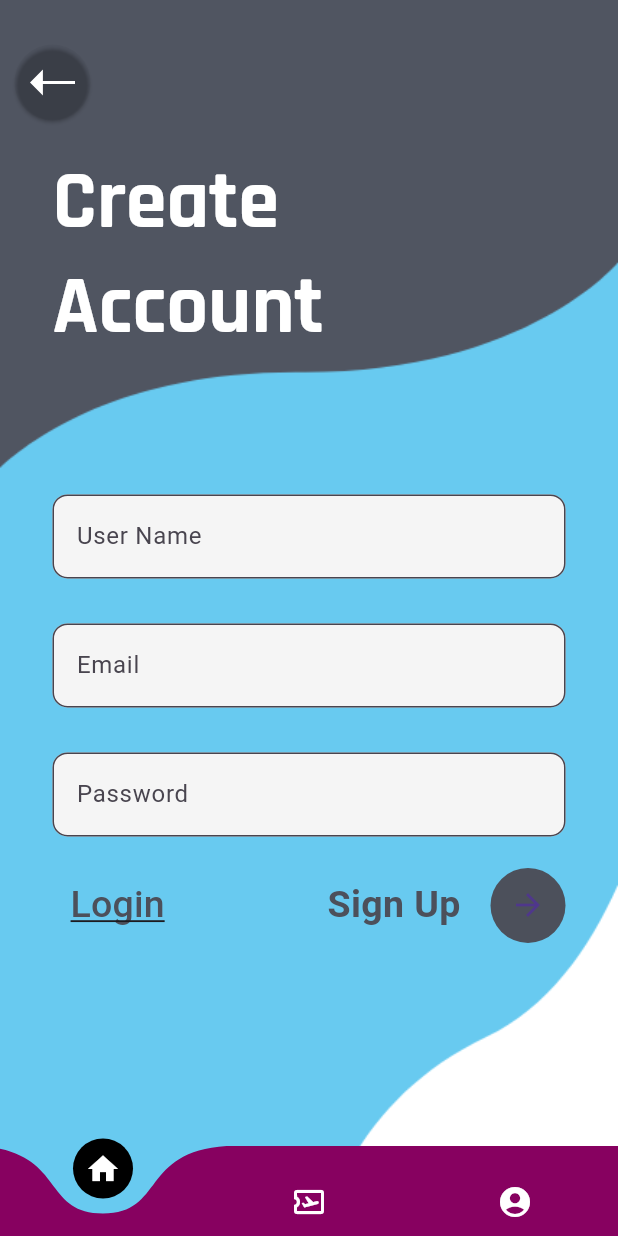
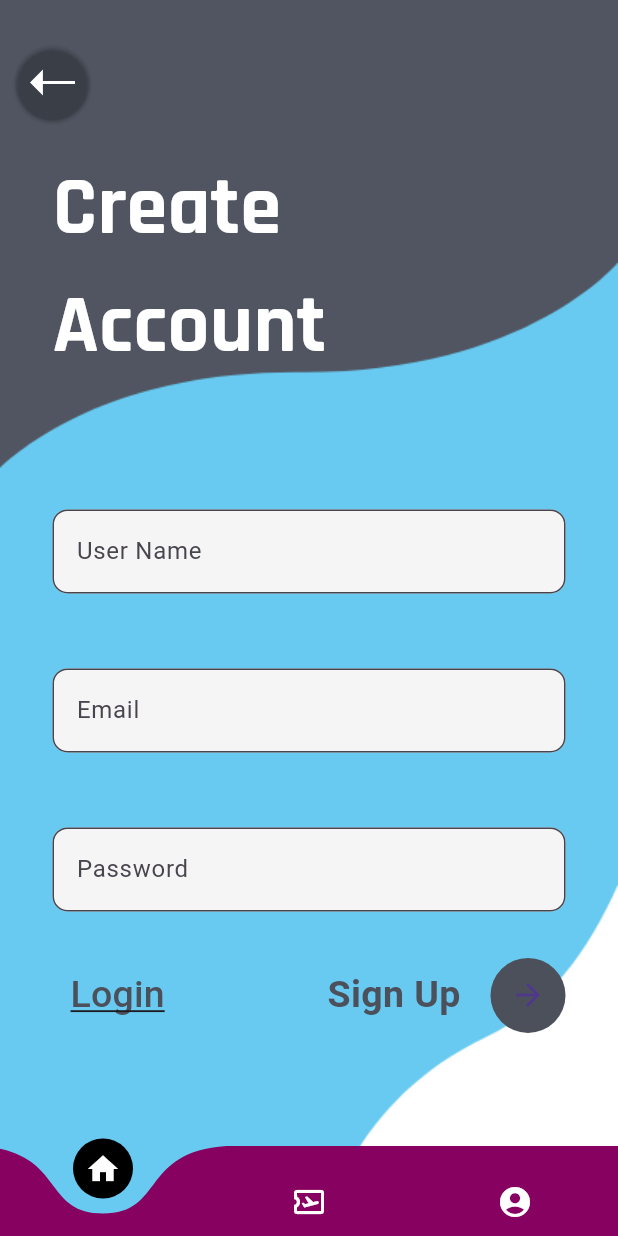
Before and after one commit to raina-pulkit/namma_metro, a Flutter app: the CustomBottomNavigationBar screen opened directly with empty values, on a phone screen of 412 x 824 dp. Run offline on Flutter 3.47's test engine with Material 3 defaults, Android fonts, the phone set to English and light mode, and no system bars; drawn by our look-alikes of curved_navigation_bar; our stand-ins replace firebase_auth, firebase_core, flutter_svg, google_fonts, google_sign_in; accounts and stored records are empty.

```diff
--- a/lib/AuthPages/firebase.dart
+++ b/lib/AuthPages/firebase.dart
@@ -1,6 +1,5 @@
 import 'package:flutter/material.dart';
 import 'package:firebase_core/firebase_core.dart';
-import 'package:namma_metro/AuthPages/login.dart';
 import '../firebase_options.dart';
 
 void main() async{
--- a/lib/AuthPages/login_signup.dart
+++ b/lib/AuthPages/login_signup.dart
@@ -2,6 +2,8 @@ import 'package:flutter/material.dart';
 import 'package:namma_metro/plain_login_borders.dart';
 import 'package:namma_metro/AuthPages/login.dart';
 import 'package:namma_metro/AuthPages/register.dart';
+
+void main() => runApp(const LoginSignup());
 
 class LoginSignup extends StatelessWidget{
   const LoginSignup({super.key});
--- a/lib/AuthPages/register.dart
+++ b/lib/AuthPages/register.dart
@@ -1,14 +1,9 @@
-import 'dart:developer';
-
 import 'package:firebase_auth/firebase_auth.dart';
-import 'package:firebase_core/firebase_core.dart';
 import 'package:flutter/material.dart';
 import 'package:flutter_svg/svg.dart';
 import 'package:google_fonts/google_fonts.dart';
-import 'package:email_validator/email_validator.dart';
 import 'package:namma_metro/AuthPages/login.dart';
 
-import '../firebase_options.dart';
 
 void main() => runApp(const RegisterPage());
 
@@ -24,15 +19,15 @@ class _RegisterPageState extends State<RegisterPage> {
   TextEditingController emailCtrl = TextEditingController();
   TextEditingController passwordCtrl = TextEditingController();
 
-  void createUser() async{
+  final GlobalKey<ScaffoldState> _scaffoldKey = GlobalKey<ScaffoldState>();
+
+  void createUser(BuildContext context) async{
     String userName = userNameCtrl.text;
     String email = emailCtrl.text.trim();
     String password = passwordCtrl.text.trim();
 
-    assert(EmailValidator.validate(email));
-
     if((password == "") || (email == "") || (userName == "")){
-      log("Please fill all details");
+      _showSnackBar(context, "Please fill all details");
     }
     else{
       try{
@@ -42,16 +37,33 @@ class _RegisterPageState extends State<RegisterPage> {
         }
       }
       on FirebaseAuthException catch(exception){
-        log(exception.code.toString());
+        _showSnackBar(context, exception.message ?? "An error occurred");
       }
     }
+  }
+
+  void _showSnackBar(BuildContext context, String message) {
+    ScaffoldMessenger.of(context).showSnackBar(
+      SnackBar(
+        content: Text(
+          message,
+          style: const TextStyle(
+            fontSize: 16,
+          ),
+        ),
+        backgroundColor: Colors.red,
+        duration: const Duration(seconds: 3),
+      ),
+    );
   }
 
   @override
   Widget build(BuildContext context) {
     return MaterialApp(
       debugShowCheckedModeBanner: false,
-      home: Stack(
+      home: Scaffold(
+        key: _scaffoldKey,
+        body: Stack(
           children: [
             Container(
               decoration: const BoxDecoration(
@@ -80,48 +92,59 @@ class _RegisterPageState extends State<RegisterPage> {
                 height: 500,
                 margin: EdgeInsets.only(top: MediaQuery.of(context).size.height*0.3),
                 padding: EdgeInsets.only(top: MediaQuery.of(context).size.height*0.1, right: 35, left: 35),
-              child: Material(
+                child: Builder(
+                  builder: (context) {
+                    return Material(
                       color: Colors.transparent,
                       child: Column(
                         children: [
-                    TextField(
+                          Container(
+                            margin: const EdgeInsets.symmetric(vertical: 10),
+                            child: TextField(
                               controller: userNameCtrl,
                               decoration: InputDecoration(
+                                labelText: "User Name",
                                 fillColor: Colors.grey.shade100,
                                 filled: true,
-                        hintText: "User Name",
                                 border: OutlineInputBorder(
                                   borderRadius: BorderRadius.circular(10),
+                                ),
                               ),
                             ),
                           ),
                           const SizedBox(
                             height: 30,
                           ),
-                    TextField(
+                          Container(
+                            margin: const EdgeInsets.symmetric(vertical: 10),
+                            child: TextField(
                               controller: emailCtrl,
                               decoration: InputDecoration(
+                                  labelText: "Email",
                                   fillColor: Colors.grey.shade100,
                                   filled: true,
-                          hintText: "Email",
                                   border: OutlineInputBorder(
                                     borderRadius: BorderRadius.circular(10),
                                   )
                               ),
                             ),
+                          ),
                           const SizedBox(
                             height: 30,
                           ),
-                    TextField(
+                          Container(
+                            margin: const EdgeInsets.symmetric(vertical: 10),
+                            child: TextField(
                               controller: passwordCtrl,
                               obscureText: true,
                               decoration: InputDecoration(
+                                  labelText: "Password",
                                   fillColor: Colors.grey.shade100,
                                   filled: true,
-                          hintText: "Password",
                                   border: OutlineInputBorder(
                                     borderRadius: BorderRadius.circular(10),
                                   )
+                              ),
                             ),
                           ),
                           const SizedBox(
@@ -162,7 +185,7 @@ class _RegisterPageState extends State<RegisterPage> {
                                       radius: 25,
                                       backgroundColor: const Color(0xff4c505b),
                                       child: IconButton(
-                                  onPressed: createUser,
+                                        onPressed: () => {createUser(context)},
                                         icon: const Icon(Icons.arrow_forward)
                                       ),
                                     )
@@ -175,6 +198,8 @@ class _RegisterPageState extends State<RegisterPage> {
                           ),
                         ],
                       ),
+                    );
+                  }
                 ),
               ),
             ),
@@ -206,6 +231,7 @@ class _RegisterPageState extends State<RegisterPage> {
             ),
           ],
         ),
+      ),
     );
   }
 }
--- a/lib/bottom_nav_bar.dart
+++ b/lib/bottom_nav_bar.dart
@@ -1,9 +1,7 @@
 import 'package:flutter/material.dart';
 import 'package:curved_navigation_bar/curved_navigation_bar.dart';
-import 'package:namma_metro/AuthPages/login.dart';
 import 'package:namma_metro/AuthPages/register.dart';
 import 'package:namma_metro/sample.dart';
-import 'package:namma_metro/template_page.dart';
 
 LinearGradient lgBtm() {
   return const LinearGradient(
--- a/lib/main.dart
+++ b/lib/main.dart
@@ -1,9 +1,8 @@
+import 'package:firebase_auth/firebase_auth.dart';
 import 'package:firebase_core/firebase_core.dart';
 import 'package:flutter/material.dart';
 import 'package:google_fonts/google_fonts.dart';
 import 'package:namma_metro/loading_page.dart';
-import 'package:namma_metro/AuthPages/login_signup.dart';
-import 'package:namma_metro/template_page.dart';
 
 import 'firebase_options.dart';
 
@@ -12,6 +11,9 @@ void main() async{
   await Firebase.initializeApp(
     options: DefaultFirebaseOptions.currentPlatform,
   );
+
+  FirebaseAuth.instance.signOut();
+
   runApp(const MyApp());
 }
 
--- a/lib/template_page.dart
+++ b/lib/template_page.dart
@@ -28,7 +28,6 @@ class Template extends StatelessWidget {
       title: 'Metro Ticket Booking',
       theme: ThemeData(
         backgroundColor: Colors.transparent,
-
       ),
       home: const MyHomePage(),
     );
--- a/pubspec.yaml
+++ b/pubspec.yaml
@@ -41,6 +41,7 @@ dependencies:
   firebase_core: ^2.24.2
   email_validator: ^2.1.17
   firebase_auth: ^4.16.0
+  google_sign_in: ^6.2.1
 
 dev_dependencies:
   flutter_test:
```
Also changed, not shown: lib/AuthPages/login.dart (+96 -28 lines), lib/square_tile.dart (added, +31 -0 lines), images/google.png (added), pubspec.lock, 6 other files. Lines whose indentation alone changed are shown as unchanged.
